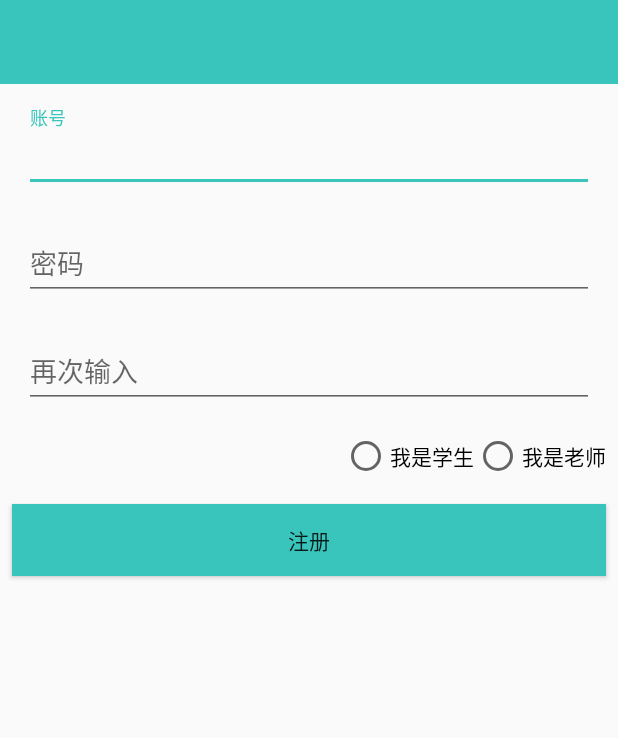
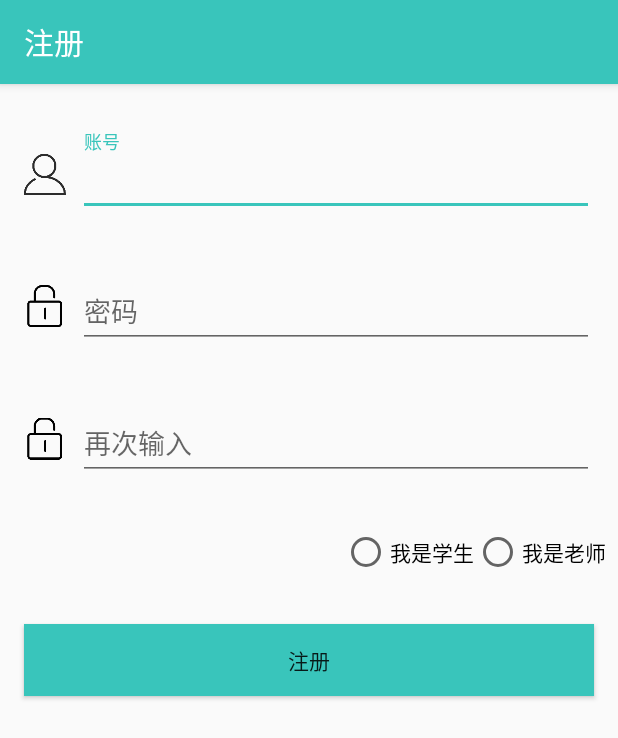
Before and after one commit to xlui/Flipped-Classroom, an Android app: the RegisteredActivity screen opened directly, with no data from a screen before it, on a phone screen of 412 x 824 dp. Shown: the top 738 px of the screen. Run offline under Robolectric (Android 15) with nearby library versions, the light colour scheme and no system bars; our stand-ins replace ButterKnife.

Commit message:
Registered logic and splash logic

```diff
--- a/Android/app/src/main/java/io/flippedclassroom/android/presenter/LoginPresenter.java
+++ b/Android/app/src/main/java/io/flippedclassroom/android/presenter/LoginPresenter.java
@@ -60,7 +60,7 @@ public class LoginPresenter extends BasePresenter<LoginActivity> implements View
                     }, texts[0], texts[1]);
                 }
                 break;
-            case R.id.tv_login_forget_password:
+            case R.id.tv_login_registered:
                 mView.startRegisteredActivity();
         }
     }
--- /dev/null
+++ b/Android/app/src/main/java/io/flippedclassroom/android/presenter/RegisteredPresenter.java
@@ -0,0 +1,11 @@
+package io.flippedclassroom.android.presenter;
+
+import io.flippedclassroom.android.base.BasePresenter;
+import io.flippedclassroom.android.view.RegisteredActivity;
+
+public class RegisteredPresenter extends BasePresenter<RegisteredActivity>{
+
+    public RegisteredPresenter(RegisteredActivity view) {
+        super(view);
+    }
+}
--- a/Android/app/src/main/java/io/flippedclassroom/android/presenter/SplashPresenter.java
+++ b/Android/app/src/main/java/io/flippedclassroom/android/presenter/SplashPresenter.java
@@ -16,4 +16,5 @@ public class SplashPresenter extends BasePresenter<SplashActivity> {
         super(view);
     }
 
+    // TODO: 获取token和是学生还是老师
 }
--- a/Android/app/src/main/java/io/flippedclassroom/android/view/LoginActivity.java
+++ b/Android/app/src/main/java/io/flippedclassroom/android/view/LoginActivity.java
@@ -21,19 +21,19 @@ import io.flippedclassroom.android.presenter.LoginPresenter;
 
 public class LoginActivity extends BaseActivity<LoginPresenter> {
     @BindView(R.id.tb_login_toolbar)
-    public Toolbar tbLoginToolbar;
+    Toolbar tbLoginToolbar;
     @BindView(R.id.btn_login_button_login)
-    public Button btnLoginButtonLogin;
+    Button btnLoginButtonLogin;
     @BindView(R.id.til_login_account_text)
-    public TextInputLayout tilLoginAccountText;
+    TextInputLayout tilLoginAccountText;
     @BindView(R.id.til_login_password_text)
-    public TextInputLayout tilLoginPasswordText;
+    TextInputLayout tilLoginPasswordText;
     @BindView(R.id.tv_login_forget_password)
-    public TextView tvLoginForgetPassword;
+    TextView tvLoginForgetPassword;
     @BindView(R.id.tv_login_registered)
-    public TextView tvLoginRegistered;
+    TextView tvLoginRegistered;
     @BindView(R.id.iv_login_show_hide_password)
-    public ImageView ivLoginShowHidePassword;
+    ImageView ivLoginShowHidePassword;
 
 
     @Override
@@ -52,6 +52,7 @@ public class LoginActivity extends BaseActivity<LoginPresenter> {
         btnLoginButtonLogin.setOnClickListener(mPresenter);
         ivLoginShowHidePassword.setOnClickListener(mPresenter);
         tvLoginForgetPassword.setOnClickListener(mPresenter);
+        tvLoginRegistered.setOnClickListener(mPresenter);
     }
 
     @Override
--- a/Android/app/src/main/java/io/flippedclassroom/android/view/RegisteredActivity.java
+++ b/Android/app/src/main/java/io/flippedclassroom/android/view/RegisteredActivity.java
@@ -1,15 +1,55 @@
 package io.flippedclassroom.android.view;
 
-import android.support.v7.app.AppCompatActivity;
+import android.content.Context;
 import android.os.Bundle;
+import android.support.design.widget.TextInputLayout;
+import android.support.v7.widget.Toolbar;
+import android.widget.Button;
+import android.widget.RadioButton;
+import android.widget.RadioGroup;
 
+import butterknife.BindView;
+import butterknife.ButterKnife;
 import io.flippedclassroom.android.R;
+import io.flippedclassroom.android.base.BaseActivity;
+import io.flippedclassroom.android.presenter.RegisteredPresenter;
 
-public class RegisteredActivity extends AppCompatActivity {
+public class RegisteredActivity extends BaseActivity<RegisteredPresenter> {
+    @BindView(R.id.tb_toolbar)
+    Toolbar tbToolbar;
+    @BindView(R.id.til_user_id)
+    TextInputLayout tilUserId;
+    @BindView(R.id.til_user_password)
+    TextInputLayout tilUserPassword;
+    @BindView(R.id.til_password_again)
+    TextInputLayout tilPasswordAgain;
+    @BindView(R.id.rb_student)
+    RadioButton rbStudent;
+    @BindView(R.id.rb_teacher)
+    RadioButton rbTeacher;
+    @BindView(R.id.rg_radioGroup)
+    RadioGroup rgRadioGroup;
+    @BindView(R.id.btn_registered)
+    Button btnRegistered;
 
     @Override
-    protected void onCreate(Bundle savedInstanceState) {
-        super.onCreate(savedInstanceState);
-        setContentView(R.layout.activity_registered);
+    protected int getLayout() {
+        return R.layout.activity_registered;
     }
+
+    @Override
+    protected void initPresenter() {
+
+    }
+
+    @Override
+    protected void initViews() {
+        setActionBar(tbToolbar, -1, "注册");
+    }
+
+    @Override
+    public Context getContext() {
+        return this;
+    }
+
 }
--- a/Android/app/src/main/java/io/flippedclassroom/android/view/SplashActivity.java
+++ b/Android/app/src/main/java/io/flippedclassroom/android/view/SplashActivity.java
@@ -16,7 +16,7 @@ import io.flippedclassroom.android.presenter.SplashPresenter;
 
 public class SplashActivity extends BaseActivity<SplashPresenter> {
     @BindView(R.id.iv_splash)
-    public ImageView ivSplash;
+    ImageView ivSplash;
 
     @Override
     protected void onCreate(@Nullable Bundle savedInstanceState) {
--- a/Android/app/src/main/res/layout/activity_login.xml
+++ b/Android/app/src/main/res/layout/activity_login.xml
@@ -74,7 +74,7 @@
     <ImageView
         android:id="@+id/imageView"
         android:layout_width="28dp"
-        android:layout_height="36dp"
+        android:layout_height="28dp"
         android:layout_marginStart="16dp"
         app:layout_constraintBottom_toBottomOf="@+id/til_login_account_text"
         app:layout_constraintStart_toStartOf="parent"
--- a/Android/app/src/main/res/layout/activity_registered.xml
+++ b/Android/app/src/main/res/layout/activity_registered.xml
@@ -8,11 +8,12 @@
 
     <android.support.v7.widget.Toolbar
         android:id="@+id/tb_toolbar"
+        android:theme="@style/ThemeOverlay.AppCompat.Dark.ActionBar"
         android:layout_width="0dp"
         android:layout_height="wrap_content"
         android:background="?attr/colorPrimary"
         android:minHeight="?attr/actionBarSize"
-        android:theme="?attr/actionBarTheme"
+        android:elevation="4dp"
         app:layout_constraintLeft_toLeftOf="parent"
         app:layout_constraintRight_toRightOf="parent"
         app:layout_constraintTop_toTopOf="parent" />
@@ -22,10 +23,10 @@
         android:layout_width="0dp"
         android:layout_height="wrap_content"
         android:layout_marginEnd="16dp"
-        android:layout_marginStart="16dp"
-        android:layout_marginTop="16dp"
+        android:layout_marginStart="8dp"
+        android:layout_marginTop="32dp"
         app:layout_constraintEnd_toEndOf="parent"
-        app:layout_constraintStart_toStartOf="parent"
+        app:layout_constraintStart_toEndOf="@+id/imageView3"
         app:layout_constraintTop_toBottomOf="@+id/tb_toolbar">
 
         <android.support.design.widget.TextInputEditText
@@ -40,10 +41,10 @@
         android:layout_width="0dp"
         android:layout_height="wrap_content"
         android:layout_marginEnd="16dp"
-        android:layout_marginStart="16dp"
-        android:layout_marginTop="16dp"
+        android:layout_marginStart="8dp"
+        android:layout_marginTop="32dp"
         app:layout_constraintEnd_toEndOf="parent"
-        app:layout_constraintStart_toStartOf="parent"
+        app:layout_constraintStart_toEndOf="@+id/imageView4"
         app:layout_constraintTop_toBottomOf="@+id/til_user_id">
 
         <android.support.design.widget.TextInputEditText
@@ -58,11 +59,11 @@
         android:layout_width="0dp"
         android:layout_height="wrap_content"
         android:layout_marginEnd="16dp"
-        android:layout_marginStart="16dp"
-        android:layout_marginTop="16dp"
+        android:layout_marginStart="8dp"
+        android:layout_marginTop="32dp"
         android:hint="@string/password_again"
         app:layout_constraintEnd_toEndOf="parent"
-        app:layout_constraintStart_toStartOf="parent"
+        app:layout_constraintStart_toEndOf="@+id/imageView5"
         app:layout_constraintTop_toBottomOf="@+id/til_user_password">
 
         <android.support.design.widget.TextInputEditText
@@ -72,23 +73,24 @@
     </android.support.design.widget.TextInputLayout>
 
     <RadioGroup
-        android:id="@+id/radioGroup"
+        android:id="@+id/rg_radioGroup"
         android:layout_width="wrap_content"
         android:layout_height="wrap_content"
         android:layout_marginEnd="8dp"
-        android:layout_marginTop="16dp"
+        android:layout_marginTop="32dp"
         android:orientation="horizontal"
         app:layout_constraintEnd_toEndOf="parent"
         app:layout_constraintTop_toBottomOf="@+id/til_password_again">
 
         <RadioButton
+            android:id="@+id/rb_student"
             android:layout_width="wrap_content"
             android:layout_height="wrap_content"
             android:layout_weight="1"
             android:text="@string/i_am_student" />
 
         <RadioButton
-            android:id="@+id/radioButton"
+            android:id="@+id/rb_teacher"
             android:layout_width="wrap_content"
             android:layout_height="wrap_content"
             android:layout_weight="1"
@@ -96,15 +98,49 @@
     </RadioGroup>
 
     <Button
-        android:background="@color/colorPrimary"
-        android:id="@+id/button"
+        android:id="@+id/btn_registered"
         android:layout_width="0dp"
         android:layout_height="wrap_content"
-        android:layout_marginEnd="8dp"
-        android:layout_marginStart="8dp"
-        android:layout_marginTop="16dp"
+        android:layout_marginEnd="16dp"
+        android:layout_marginStart="16dp"
+        android:layout_marginTop="32dp"
+        android:background="@color/colorPrimary"
         android:text="@string/registered"
         app:layout_constraintEnd_toEndOf="parent"
         app:layout_constraintStart_toStartOf="parent"
-        app:layout_constraintTop_toBottomOf="@+id/radioGroup" />
+        app:layout_constraintTop_toBottomOf="@+id/rg_radioGroup" />
+
+    <ImageView
+        android:id="@+id/imageView3"
+        android:layout_width="28dp"
+        android:layout_height="28dp"
+        android:layout_marginStart="16dp"
+        app:layout_constraintBottom_toBottomOf="@+id/til_user_id"
+        app:layout_constraintStart_toStartOf="parent"
+        app:layout_constraintTop_toTopOf="@+id/til_user_id"
+        app:srcCompat="@mipmap/account" />
+
+    <ImageView
+        android:id="@+id/imageView4"
+        android:layout_width="28dp"
+        android:layout_height="28dp"
+        android:layout_marginBottom="8dp"
+        android:layout_marginStart="16dp"
+        android:layout_marginTop="8dp"
+        app:layout_constraintBottom_toBottomOf="@+id/til_user_password"
+        app:layout_constraintStart_toStartOf="parent"
+        app:layout_constraintTop_toTopOf="@+id/til_user_password"
+        app:srcCompat="@mipmap/password" />
+
+    <ImageView
+        android:id="@+id/imageView5"
+        android:layout_width="28dp"
+        android:layout_height="31dp"
+        android:layout_marginBottom="8dp"
+        android:layout_marginStart="16dp"
+        android:layout_marginTop="8dp"
+        app:layout_constraintBottom_toBottomOf="@+id/til_password_again"
+        app:layout_constraintStart_toStartOf="parent"
+        app:layout_constraintTop_toTopOf="@+id/til_password_again"
+        app:srcCompat="@mipmap/password" />
 </android.support.constraint.ConstraintLayout>
```
